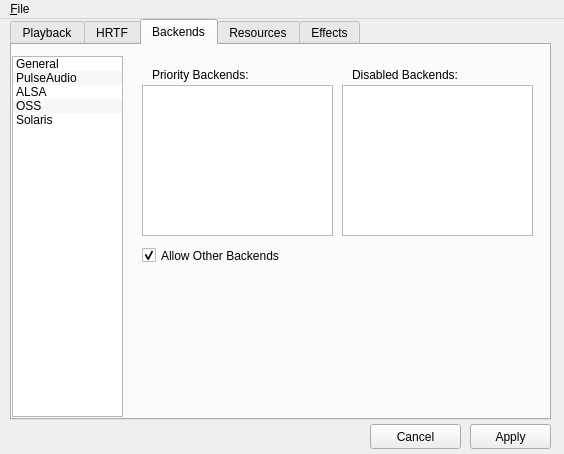
Above: utils/alsoft-config/mainwindow.ui from kcat/openal-soft before the change. Below: the same form after it.
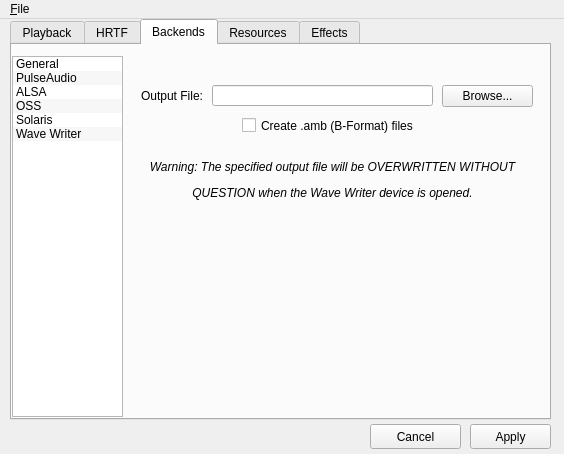
That is the form after the change. The open tabs and pages were chosen to show the change. Icons and pictures are not drawn.

Commit message: Add a Wave Writer backend config page

```diff
--- a/utils/alsoft-config/mainwindow.ui
+++ b/utils/alsoft-config/mainwindow.ui
@@ -797,6 +797,11 @@
         <string>Solaris</string>
        </property>
       </item>
+      <item>
+       <property name="text">
+        <string>Wave Writer</string>
+       </property>
+      </item>
      </widget>
      <widget class="QStackedWidget" name="backendStackedWidget">
       <property name="geometry">
@@ -1175,6 +1180,73 @@
         </property>
        </widget>
       </widget>
+      <widget class="QWidget" name="page_6">
+       <widget class="QLabel" name="label_23">
+        <property name="geometry">
+         <rect>
+          <x>10</x>
+          <y>30</y>
+          <width>71</width>
+          <height>21</height>
+         </rect>
+        </property>
+        <property name="text">
+         <string>Output File:</string>
+        </property>
+        <property name="alignment">
+         <set>Qt::AlignRight|Qt::AlignTrailing|Qt::AlignVCenter</set>
+        </property>
+       </widget>
+       <widget class="QLineEdit" name="waveOutputLine">
+        <property name="geometry">
+         <rect>
+          <x>90</x>
+          <y>30</y>
+          <width>221</width>
+          <height>21</height>
+         </rect>
+        </property>
+       </widget>
+       <widget class="QLabel" name="label_24">
+        <property name="geometry">
+         <rect>
+          <x>0</x>
+          <y>90</y>
+          <width>421</width>
+          <height>71</height>
+         </rect>
+        </property>
+        <property name="text">
+         <string>&lt;html&gt;&lt;head/&gt;&lt;body&gt;&lt;p align=&quot;center&quot;&gt;&lt;span style=&quot; font-style:italic;&quot;&gt;Warning: The specified output file will be OVERWRITTEN WITHOUT&lt;/span&gt;&lt;/p&gt;&lt;p align=&quot;center&quot;&gt;&lt;span style=&quot; font-style:italic;&quot;&gt;QUESTION when the Wave Writer device is opened.&lt;/span&gt;&lt;/p&gt;&lt;/body&gt;&lt;/html&gt;</string>
+        </property>
+       </widget>
+       <widget class="QPushButton" name="waveOutputButton">
+        <property name="geometry">
+         <rect>
+          <x>320</x>
+          <y>30</y>
+          <width>91</width>
+          <height>22</height>
+         </rect>
+        </property>
+        <property name="text">
+         <string>Browse...</string>
+        </property>
+       </widget>
+       <widget class="QCheckBox" name="waveBFormatCheckBox">
+        <property name="geometry">
+         <rect>
+          <x>120</x>
+          <y>60</y>
+          <width>191</width>
+          <height>21</height>
+         </rect>
+        </property>
+        <property name="text">
+         <string>Create .amb (B-Format) files</string>
+        </property>
+       </widget>
+      </widget>
      </widget>
     </widget>
     <widget class="QWidget" name="tab_2">
```
The commit also changes 2 other files.
